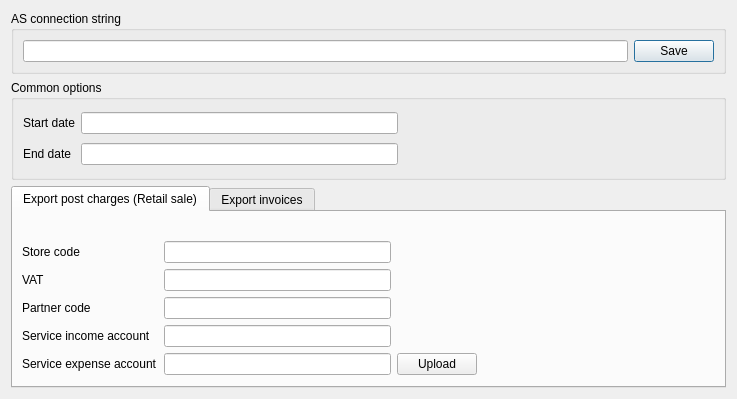
Old version of the form Resort/dlgexportas.ui in the repository End1-1/Resort.
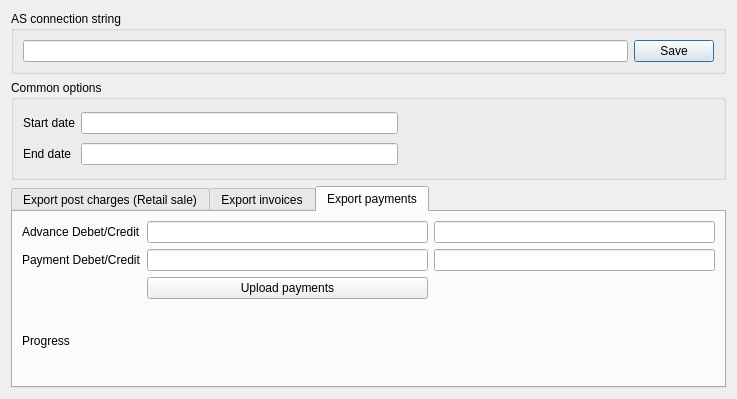
New version of the form. Custom widgets are drawn as their Qt base class.

Commit message: Export to AS payments

Patch:
```diff
--- a/Resort/dlgexportas.ui
+++ b/Resort/dlgexportas.ui
@@ -13,8 +13,8 @@
   <property name="windowTitle">
    <string>Export to AS</string>
   </property>
-  <layout class="QVBoxLayout" name="verticalLayout">
-   <item>
+  <layout class="QGridLayout" name="gridLayout_4">
+   <item row="0" column="0">
     <widget class="QGroupBox" name="groupBox_2">
      <property name="title">
       <string>AS connection string</string>
@@ -81,7 +81,7 @@
      </layout>
     </widget>
    </item>
-   <item>
+   <item row="2" column="0">
     <widget class="QTabWidget" name="tabWidget">
      <property name="sizePolicy">
       <sizepolicy hsizetype="Expanding" vsizetype="Expanding">
@@ -90,7 +90,7 @@
       </sizepolicy>
      </property>
      <property name="currentIndex">
-      <number>0</number>
+      <number>2</number>
      </property>
      <widget class="QWidget" name="tab">
       <attribute name="title">
@@ -266,6 +266,53 @@
        </item>
       </layout>
      </widget>
+     <widget class="QWidget" name="tab_3">
+      <attribute name="title">
+       <string>Export payments</string>
+      </attribute>
+      <layout class="QGridLayout" name="gridLayout_5">
+       <item row="3" column="0">
+        <widget class="QLabel" name="label_14">
+         <property name="text">
+          <string>Progress</string>
+         </property>
+        </widget>
+       </item>
+       <item row="1" column="0">
+        <widget class="QLabel" name="label_15">
+         <property name="text">
+          <string>Payment Debet/Credit</string>
+         </property>
+        </widget>
+       </item>
+       <item row="1" column="1">
+        <widget class="EQLineEdit" name="leExportPaymentRVDebet"/>
+       </item>
+       <item row="0" column="0">
+        <widget class="QLabel" name="label_16">
+         <property name="text">
+          <string>Advance Debet/Credit</string>
+         </property>
+        </widget>
+       </item>
+       <item row="2" column="1">
+        <widget class="QPushButton" name="btnUploadPayments">
+         <property name="text">
+          <string>Upload payments</string>
+         </property>
+        </widget>
+       </item>
+       <item row="0" column="1">
+        <widget class="EQLineEdit" name="leExportPaymentAVDebet"/>
+       </item>
+       <item row="0" column="2">
+        <widget class="EQLineEdit" name="leExportPaymentAVCredit"/>
+       </item>
+       <item row="1" column="2">
+        <widget class="EQLineEdit" name="leExportPaymentRVCredit"/>
+       </item>
+      </layout>
+     </widget>
     </widget>
    </item>
   </layout>
```
Left out of the diff: 2 changed lines with no effect on the pictures. The commit also changes 38 other files.
